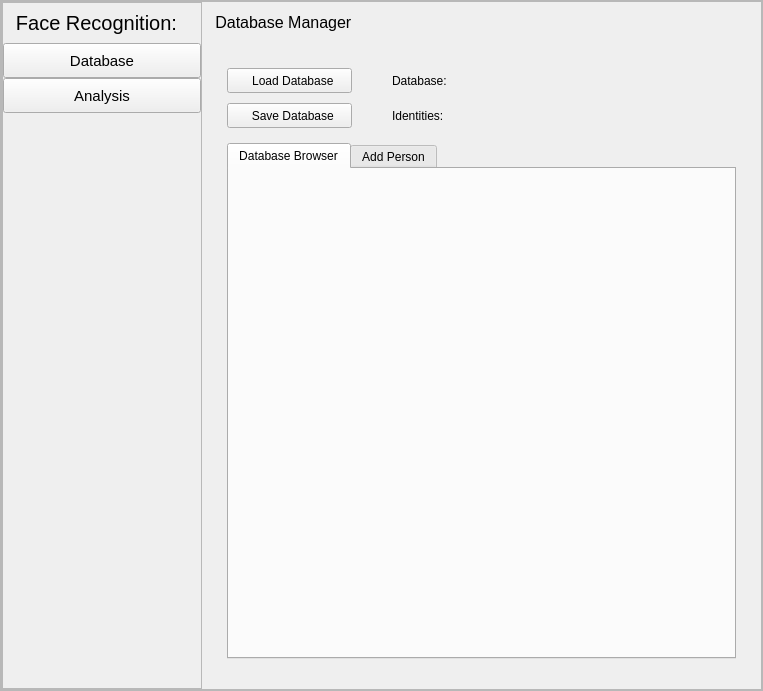
Above: gui/ui.ui from Jakub-Svoboda/DP before the change. Below: the same form after it.
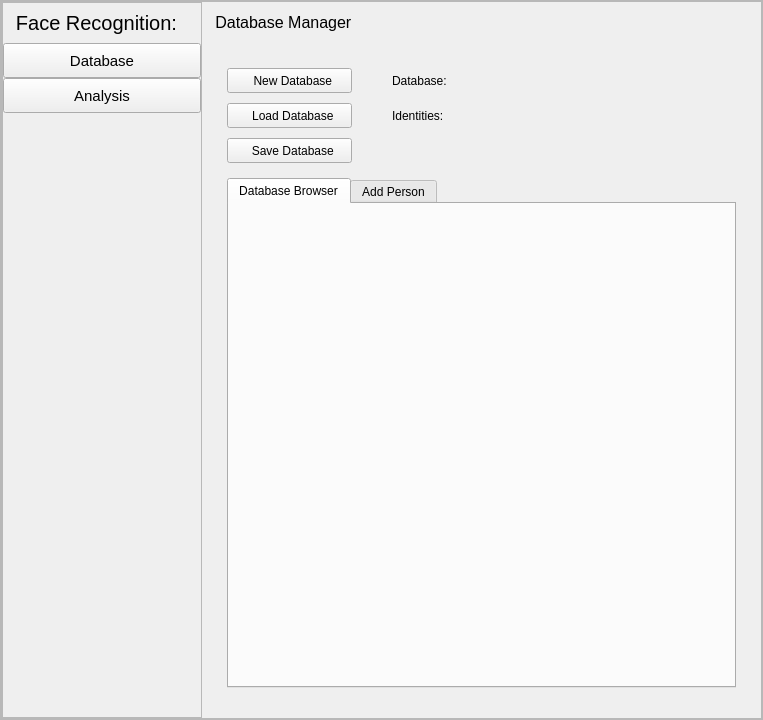
That is the form after the change. The open tabs and pages were chosen to show the change. Icons and pictures are not drawn.

Commit message: database formatting, new model, new database button, bugfixes

```diff
--- a/gui/ui.ui
+++ b/gui/ui.ui
@@ -7,7 +7,7 @@
     <x>0</x>
     <y>0</y>
     <width>763</width>
-    <height>691</height>
+    <height>720</height>
    </rect>
   </property>
   <property name="minimumSize">
@@ -72,7 +72,7 @@
          <x>0</x>
          <y>0</y>
          <width>761</width>
-         <height>689</height>
+         <height>718</height>
         </rect>
        </property>
        <property name="mouseTracking">
@@ -338,7 +338,7 @@
                  <property name="verticalSpacing">
                   <number>10</number>
                  </property>
-                 <item row="0" column="0">
+                 <item row="1" column="0">
                   <widget class="QPushButton" name="loadButton">
                    <property name="minimumSize">
                     <size>
@@ -357,7 +357,26 @@
                    </property>
                   </widget>
                  </item>
-                 <item row="1" column="0">
+                 <item row="0" column="0">
+                  <widget class="QPushButton" name="newDBButton">
+                   <property name="minimumSize">
+                    <size>
+                     <width>0</width>
+                     <height>25</height>
+                    </size>
+                   </property>
+                   <property name="maximumSize">
+                    <size>
+                     <width>125</width>
+                     <height>16777215</height>
+                    </size>
+                   </property>
+                   <property name="text">
+                    <string>  New Database</string>
+                   </property>
+                  </widget>
+                 </item>
+                 <item row="3" column="0">
                   <widget class="QPushButton" name="saveButton">
                    <property name="minimumSize">
                     <size>
@@ -460,7 +479,23 @@
                         <attribute name="title">
                          <string>Database Browser</string>
                         </attribute>
-                        <layout class="QVBoxLayout" name="verticalLayout_7"/>
+                        <layout class="QVBoxLayout" name="verticalLayout_7">
+                         <property name="spacing">
+                          <number>0</number>
+                         </property>
+                         <property name="leftMargin">
+                          <number>0</number>
+                         </property>
+                         <property name="topMargin">
+                          <number>0</number>
+                         </property>
+                         <property name="rightMargin">
+                          <number>0</number>
+                         </property>
+                         <property name="bottomMargin">
+                          <number>0</number>
+                         </property>
+                        </layout>
                        </widget>
                        <widget class="QWidget" name="addTab">
                         <property name="enabled">
```
Left out of the diff: 2 changed lines with no effect on the pictures. The commit also changes 75 other files.
